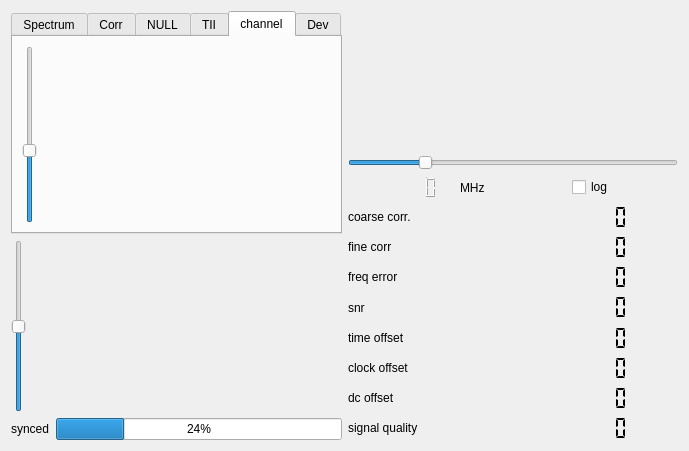
JvanKatwijk/qt-dab, file qt-dab-RC/forms-v7/new-display/scopewidget.ui: the form before one commit.
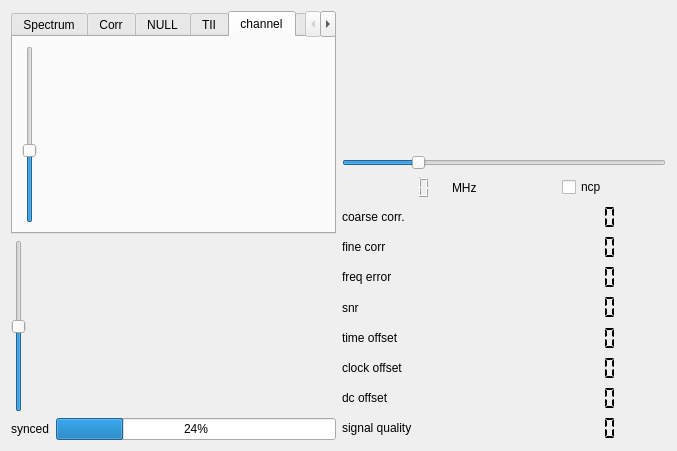
The form after the commit. Custom widgets are drawn as their Qt base class.

Patch:
```diff
--- a/qt-dab-RC/forms-v7/new-display/scopewidget.ui
+++ b/qt-dab-RC/forms-v7/new-display/scopewidget.ui
@@ -6,7 +6,7 @@
    <rect>
     <x>0</x>
     <y>0</y>
-    <width>689</width>
+    <width>677</width>
     <height>451</height>
    </rect>
   </property>
@@ -366,7 +366,7 @@
             <string>&lt;html&gt;&lt;head/&gt;&lt;body&gt;&lt;p&gt;If the checkbox is set, then the IQ display will show its contents as values on a log10 scale.&lt;/p&gt;&lt;/body&gt;&lt;/html&gt;</string>
            </property>
            <property name="text">
-            <string>log</string>
+            <string>ncp</string>
            </property>
           </widget>
          </item>
```
Left out of the diff: 2 changed lines with no effect on the pictures.
